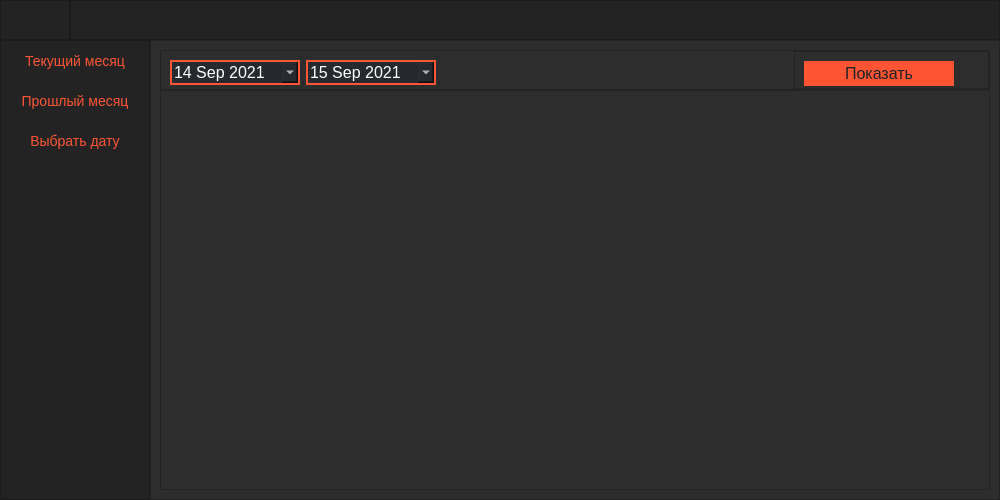
Before: the Qt Designer form Работа/project/ui/newWindow.ui in vasiljev-sr/MyJupyterNotebook, drawn with Qt 5.
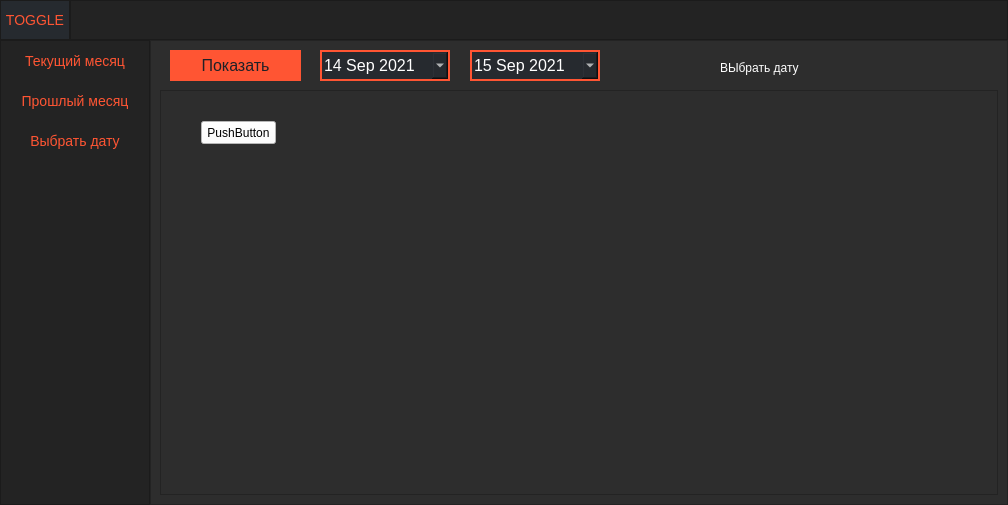
After: the same form once the commit is applied. Icons and pictures are not drawn.

Diff of the .ui file:
```diff
--- a/Работа/project/ui/newWindow.ui
+++ b/Работа/project/ui/newWindow.ui
@@ -6,8 +6,8 @@
    <rect>
     <x>0</x>
     <y>0</y>
-    <width>1000</width>
-    <height>500</height>
+    <width>1008</width>
+    <height>505</height>
    </rect>
   </property>
   <property name="minimumSize">
@@ -122,7 +122,7 @@
             <property name="styleSheet">
              <string notr="true">QPushButton {
                                          
-    background-color: #232323;
+    background-color: #262a2f;
     border-style: solid;
     border-width: 0px;
     border-radius: 0px;
@@ -142,17 +142,7 @@
 }</string>
             </property>
             <property name="text">
-             <string/>
-            </property>
-            <property name="icon">
-             <iconset>
-              <normaloff>toggle_icon.png</normaloff>toggle_icon.png</iconset>
-            </property>
-            <property name="iconSize">
-             <size>
-              <width>32</width>
-              <height>32</height>
-             </size>
+             <string>TOGGLE</string>
             </property>
            </widget>
           </item>
@@ -433,43 +423,71 @@
                  <string notr="true">background-color: rgb(45, 45, 45);</string>
                 </property>
                 <property name="frameShape">
-                 <enum>QFrame::StyledPanel</enum>
-                </property>
-                <property name="frameShadow">
-                 <enum>QFrame::Raised</enum>
-                </property>
-                <layout class="QHBoxLayout" name="horizontalLayout_3">
-                 <property name="spacing">
-                  <number>0</number>
-                 </property>
-                 <property name="leftMargin">
-                  <number>0</number>
-                 </property>
-                 <property name="topMargin">
-                  <number>0</number>
-                 </property>
-                 <property name="rightMargin">
-                  <number>0</number>
-                 </property>
-                 <property name="bottomMargin">
-                  <number>0</number>
-                 </property>
-                 <item alignment="Qt::AlignLeft">
-                  <widget class="QFrame" name="frame">
-                   <property name="frameShape">
                     <enum>QFrame::NoFrame</enum>
                    </property>
                    <property name="frameShadow">
                     <enum>QFrame::Raised</enum>
                    </property>
-                   <layout class="QHBoxLayout" name="horizontalLayout_4">
-                    <item>
+                <widget class="QPushButton" name="update_selected_date">
+                 <property name="geometry">
+                  <rect>
+                   <x>10</x>
+                   <y>0</y>
+                   <width>131</width>
+                   <height>31</height>
+                  </rect>
+                 </property>
+                 <property name="styleSheet">
+                  <string notr="true">QPushButton {
+                                         
+    background-color: #ff5533;
+    border-style: solid;
+    border-width: 2px;
+    border-radius: 0px;
+    border-color: #ff5533;
+    font:  16px;
+    min-width: 5em;
+    padding: 0px;
+    color: #1e2027;
+}
+QPushButton:hover {
+    background: #262a2f; 
+    color:#ff5533;
+} 
+QPushButton:pressed {                              
+   background: #262a2f;
+   border-style: solid; 
+   color:#ff5533;
+}</string>
+                 </property>
+                 <property name="text">
+                  <string>Показать</string>
+                 </property>
+                </widget>
+                <widget class="QLabel" name="label_5">
+                 <property name="geometry">
+                  <rect>
+                   <x>560</x>
+                   <y>10</y>
+                   <width>131</width>
+                   <height>16</height>
+                  </rect>
+                 </property>
+                 <property name="styleSheet">
+                  <string notr="true">color: rgb(255, 255, 255);</string>
+                 </property>
+                 <property name="text">
+                  <string>ВЫбрать дату</string>
+                 </property>
+                </widget>
                      <widget class="QDateEdit" name="date_in">
-                      <property name="minimumSize">
-                       <size>
+                 <property name="geometry">
+                  <rect>
+                   <x>160</x>
+                   <y>0</y>
                         <width>130</width>
-                        <height>25</height>
-                       </size>
+                   <height>31</height>
+                  </rect>
                       </property>
                       <property name="styleSheet">
                        <string notr="true">QDateEdit {                                  
@@ -541,14 +559,14 @@
                        <enum>Qt::TimeZone</enum>
                       </property>
                      </widget>
-                    </item>
-                    <item>
                      <widget class="QDateEdit" name="date_out">
-                      <property name="minimumSize">
-                       <size>
+                 <property name="geometry">
+                  <rect>
+                   <x>310</x>
+                   <y>0</y>
                         <width>130</width>
-                        <height>25</height>
-                       </size>
+                   <height>31</height>
+                  </rect>
                       </property>
                       <property name="styleSheet">
                        <string notr="true">QDateEdit {
@@ -625,105 +643,6 @@
                        </date>
                       </property>
                      </widget>
-                    </item>
-                   </layout>
-                  </widget>
-                 </item>
-                 <item alignment="Qt::AlignRight">
-                  <widget class="QFrame" name="frame_2">
-                   <property name="frameShape">
-                    <enum>QFrame::StyledPanel</enum>
-                   </property>
-                   <property name="frameShadow">
-                    <enum>QFrame::Raised</enum>
-                   </property>
-                   <layout class="QHBoxLayout" name="horizontalLayout_5">
-                    <item>
-                     <widget class="QPushButton" name="update_selected_date">
-                      <property name="sizePolicy">
-                       <sizepolicy hsizetype="Ignored" vsizetype="Fixed">
-                        <horstretch>0</horstretch>
-                        <verstretch>0</verstretch>
-                       </sizepolicy>
-                      </property>
-                      <property name="minimumSize">
-                       <size>
-                        <width>150</width>
-                        <height>25</height>
-                       </size>
-                      </property>
-                      <property name="maximumSize">
-                       <size>
-                        <width>150</width>
-                        <height>16777215</height>
-                       </size>
-                      </property>
-                      <property name="focusPolicy">
-                       <enum>Qt::StrongFocus</enum>
-                      </property>
-                      <property name="acceptDrops">
-                       <bool>false</bool>
-                      </property>
-                      <property name="toolTip">
-                       <string/>
-                      </property>
-                      <property name="layoutDirection">
-                       <enum>Qt::LeftToRight</enum>
-                      </property>
-                      <property name="styleSheet">
-                       <string notr="true">QPushButton {
-                                         
-    background-color: #ff5533;
-    border-style: solid;
-    border-width: 2px;
-    border-radius: 0px;
-    border-color: #ff5533;
-    font:  16px;
-    min-width: 5em;
-    padding: 0px;
-    color: #1e2027;
-}
-QPushButton:hover {
-    background: #262a2f; 
-    color:#ff5533;
-} 
-QPushButton:pressed {                              
-   background: #262a2f;
-   border-style: solid; 
-   color:#ff5533;
-}</string>
-                      </property>
-                      <property name="text">
-                       <string>Показать</string>
-                      </property>
-                      <property name="autoDefault">
-                       <bool>false</bool>
-                      </property>
-                      <property name="default">
-                       <bool>false</bool>
-                      </property>
-                     </widget>
-                    </item>
-                    <item>
-                     <spacer name="horizontalSpacer">
-                      <property name="orientation">
-                       <enum>Qt::Horizontal</enum>
-                      </property>
-                      <property name="sizeType">
-                       <enum>QSizePolicy::Fixed</enum>
-                      </property>
-                      <property name="sizeHint" stdset="0">
-                       <size>
-                        <width>25</width>
-                        <height>20</height>
-                       </size>
-                      </property>
-                     </spacer>
-                    </item>
-                   </layout>
-                  </widget>
-                 </item>
-                </layout>
                </widget>
               </item>
               <item>
@@ -762,6 +681,22 @@
                     <string notr="true">
 background-color: rgb(45, 45, 45);</string>
                    </property>
+                   <widget class="QPushButton" name="pushButton">
+                    <property name="geometry">
+                     <rect>
+                      <x>40</x>
+                      <y>30</y>
+                      <width>75</width>
+                      <height>23</height>
+                     </rect>
+                    </property>
+                    <property name="styleSheet">
+                     <string notr="true">background-color: rgb(255, 255, 255);</string>
+                    </property>
+                    <property name="text">
+                     <string>PushButton</string>
+                    </property>
+                   </widget>
                   </widget>
                  </item>
                 </layout>
```
Left out of the diff: 12 changed lines with no effect on the pictures. Lines whose indentation alone changed are shown as unchanged.
